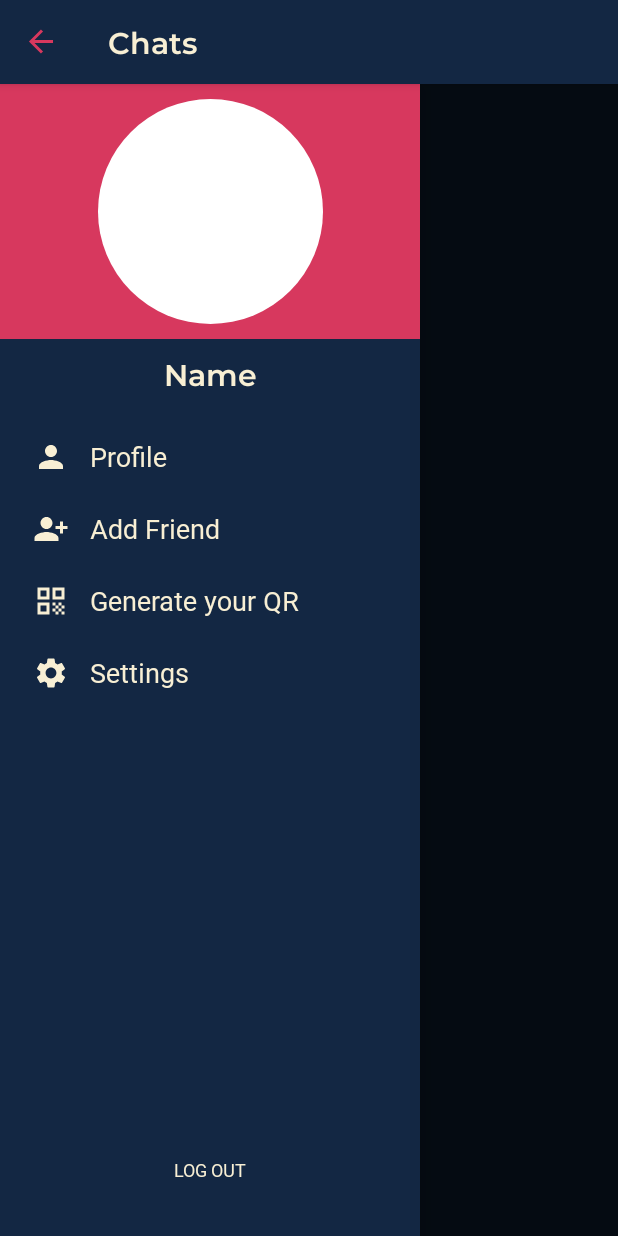
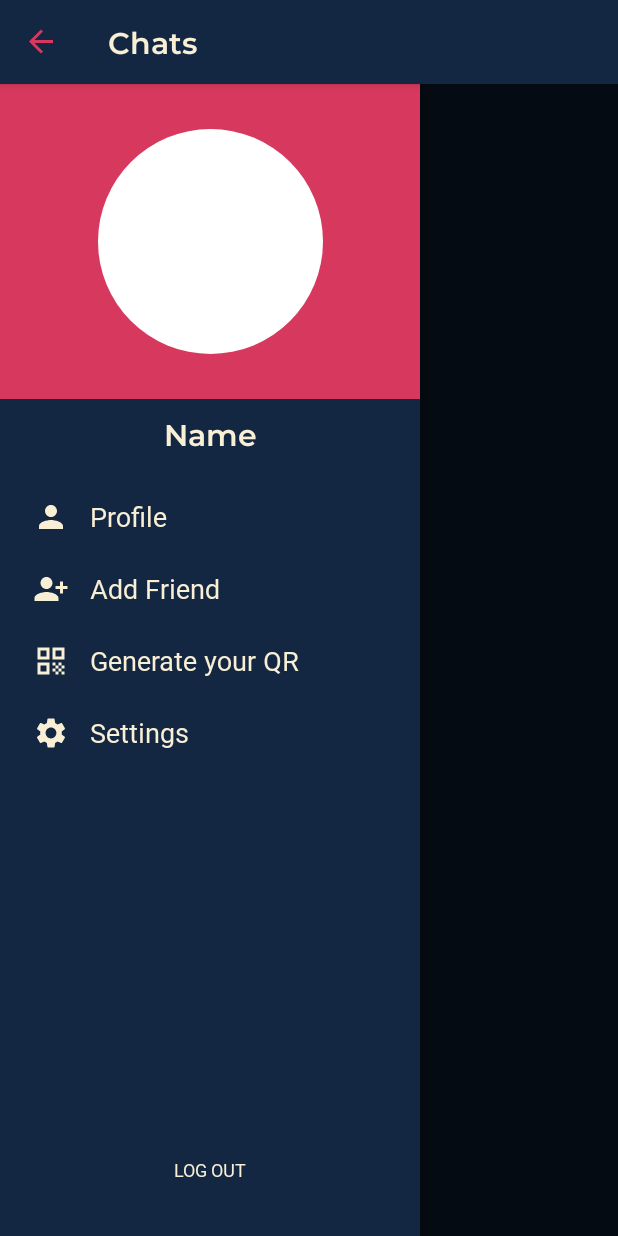
Before and after one commit to apaching/TikTalk-mobile-chat-app, an Android app: the HomeActivity screen opened directly, with no data from a screen before it, with the side drawer open, on a phone screen of 412 x 824 dp. Run offline under Robolectric (Android 15) with nearby library versions, the phone set to English and light mode, and no system bars; our stand-ins replace CircleImageView.

Commit message:
-changes in margin

```diff
--- a/app/src/main/res/layout/nav_header.xml
+++ b/app/src/main/res/layout/nav_header.xml
@@ -13,15 +13,17 @@
         android:layout_height="150dp"
         android:src="@drawable/strawberrywaf"
         app:tint="@color/white"
-        android:layout_marginTop="10dp"
+        android:layout_marginTop="30dp"
         app:layout_constraintTop_toTopOf="parent"
         app:layout_constraintStart_toStartOf="parent"
+        app:layout_constraintBottom_toTopOf="@id/tv_username"
         app:layout_constraintEnd_toEndOf="parent"/>
 
     <TextView
+        android:id="@+id/tv_username"
         android:layout_width="match_parent"
         android:layout_height="wrap_content"
-        android:layout_marginTop="10dp"
+        android:layout_marginTop="30dp"
         android:fontFamily="@font/montserrat_semibold"
         android:gravity="center"
         android:padding="10dp"
```
